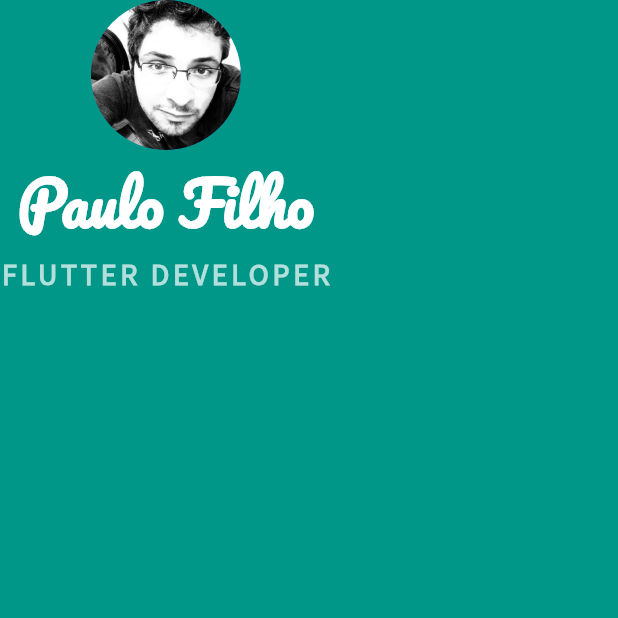
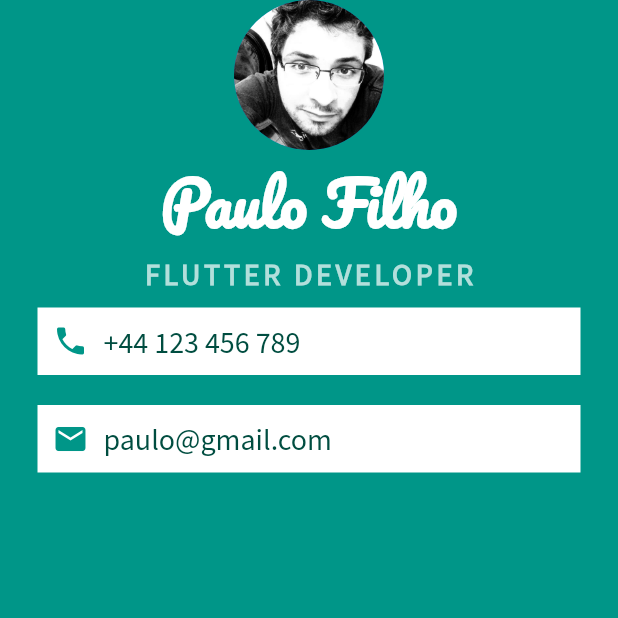
Before and after one commit to paulocf92/flutter-app-brewery, a Flutter app: the screen it shows after launch, on a phone screen of 412 x 824 dp, the top half of it. Run offline on Flutter 3.47's test engine with Material 2 defaults, Android fonts, the phone set to English and light mode, and no system bars.

Commit message:
chore: add info panels with custom material icons

```diff
--- a/mi-card/lib/main.dart
+++ b/mi-card/lib/main.dart
@@ -36,6 +36,60 @@
                   fontWeight: FontWeight.bold,
                 ),
               ),
+              Container(
+                color: Colors.white,
+                padding: EdgeInsets.all(10.0),
+                margin: EdgeInsets.symmetric(
+                  vertical: 10.0,
+                  horizontal: 25.0,
+                ),
+                child: Row(
+                  children: <Widget>[
+                    Icon(
+                      Icons.phone,
+                      color: Colors.teal,
+                    ),
+                    SizedBox(
+                      width: 10,
+                    ),
+                    Text(
+                      '+44 123 456 789',
+                      style: TextStyle(
+                        color: Colors.teal.shade900,
+                        fontFamily: 'Source Sans Pro',
+                        fontSize: 20,
+                      ),
+                    ),
+                  ],
+                ),
+              ),
+              Container(
+                color: Colors.white,
+                padding: EdgeInsets.all(10.0),
+                margin: EdgeInsets.symmetric(
+                  vertical: 10.0,
+                  horizontal: 25.0,
+                ),
+                child: Row(
+                  children: <Widget>[
+                    Icon(
+                      Icons.email,
+                      color: Colors.teal,
+                    ),
+                    SizedBox(
+                      width: 10,
+                    ),
+                    Text(
+                      'paulo@gmail.com',
+                      style: TextStyle(
+                        color: Colors.teal.shade900,
+                        fontFamily: 'Source Sans Pro',
+                        fontSize: 20,
+                      ),
+                    ),
+                  ],
+                ),
+              )
             ],
           ),
         ),
```
